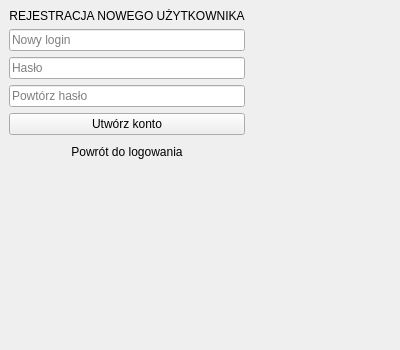
The window that gui/registerwidget.ui (majkus522/aplikacja-bankowa) describes before a commit, drawn with Qt 5.
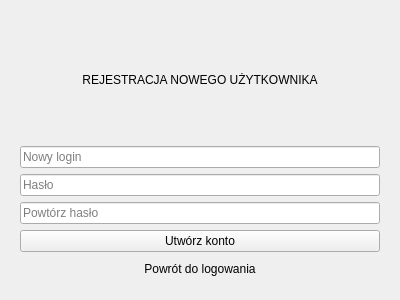
The same window after the commit. The open tabs and pages were chosen to show the change.

```diff
--- a/gui/registerwidget.ui
+++ b/gui/registerwidget.ui
@@ -7,13 +7,14 @@
     <x>0</x>
     <y>0</y>
     <width>400</width>
-    <height>350</height>
+    <height>300</height>
    </rect>
   </property>
   <property name="windowTitle">
    <string>System Bankowy z Wieloma Kontami</string>
   </property>
-  <widget class="QWidget" name="centralwidget">
+  <layout class="QVBoxLayout" name="verticalLayout_2">
+   <item>
    <layout class="QVBoxLayout" name="verticalLayout">
     <item>
      <widget class="QStackedWidget" name="stackedWidget">
@@ -81,7 +82,8 @@
      </widget>
     </item>
    </layout>
-  </widget>
+   </item>
+  </layout>
  </widget>
  <resources/>
  <connections/>
```
Left out of the diff: 8 changed lines with no effect on the pictures. Lines whose indentation alone changed are shown as unchanged.
